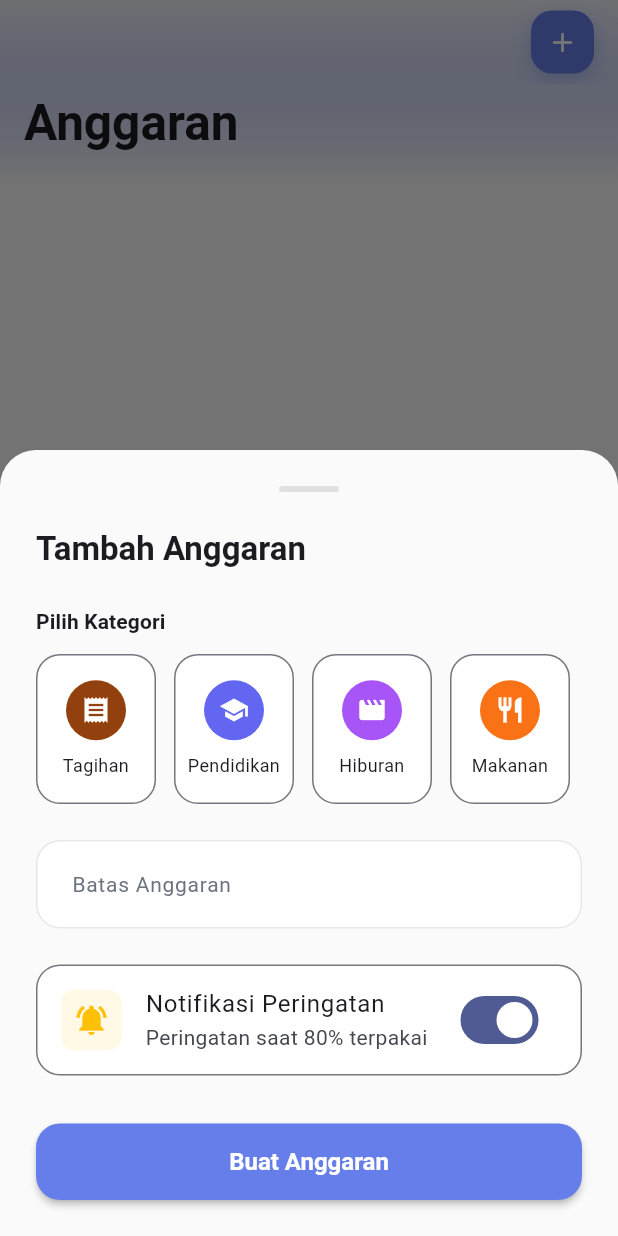
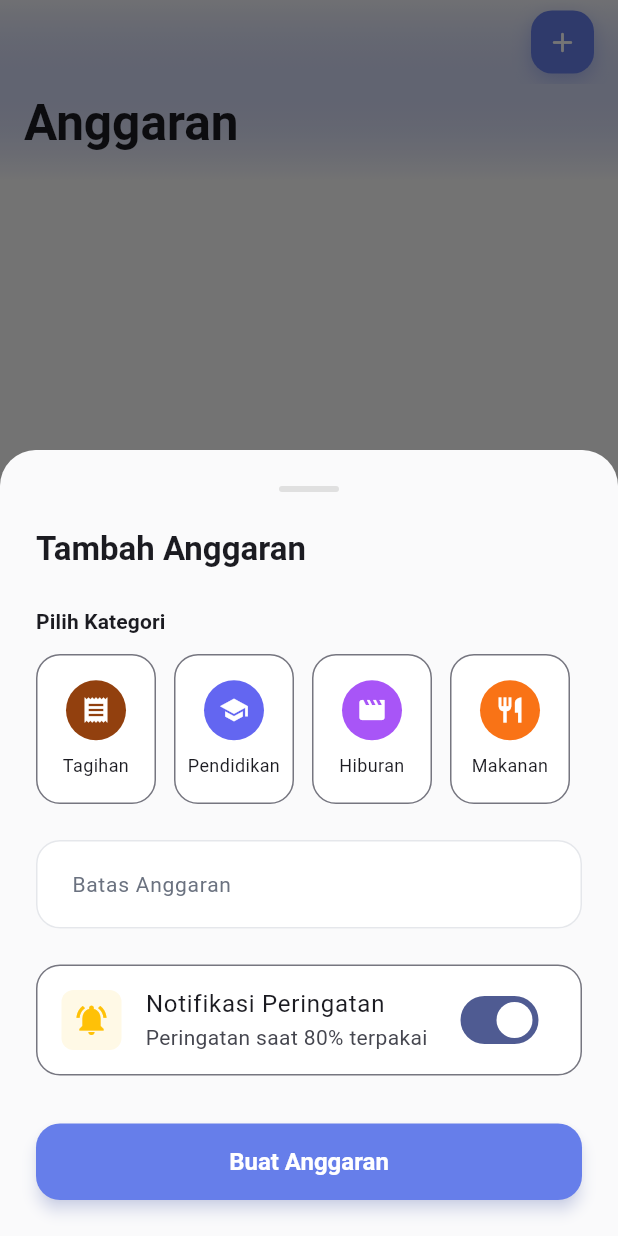
Before and after one commit to danang0202/DanaBowo-Financial-Tracker, a Flutter app: the BudgetsScreen screen opened directly, after a tap on the "add" icon, on a phone screen of 412 x 824 dp. Run offline on Flutter 3.47's test engine with Material 3 defaults, Android fonts, the light colour scheme and no system bars; our stand-ins replace csv, fl_chart, hive, hive_flutter, pdf, share_plus; accounts and stored records are empty; generated files the repository leaves out were written again.

Commit message:
feat: increase bottom padding in multiple screens and enable scrolling for bottom sheets.

```diff
--- a/lib/screens/budgets_screen.dart
+++ b/lib/screens/budgets_screen.dart
@@ -155,7 +155,7 @@ class BudgetsScreen extends StatelessWidget {
                     ),
                   ),
                 ),
-              const SliverPadding(padding: EdgeInsets.only(bottom: 80)),
+              const SliverPadding(padding: EdgeInsets.only(bottom: 120)),
             ],
           );
         },
@@ -601,6 +601,7 @@ class _AddBudgetSheetState extends State<AddBudgetSheet> {
           color: Theme.of(context).scaffoldBackgroundColor,
           borderRadius: const BorderRadius.vertical(top: Radius.circular(24)),
         ),
+        child: SingleChildScrollView(
           child: Column(
             mainAxisSize: MainAxisSize.min,
             crossAxisAlignment: CrossAxisAlignment.start,
@@ -635,7 +636,8 @@ class _AddBudgetSheetState extends State<AddBudgetSheet> {
                 const SizedBox(height: 12),
                 Consumer<CategoryProvider>(
                   builder: (context, categoryProvider, child) {
-                  final expenseCategories = categoryProvider.expenseCategories;
+                    final expenseCategories =
+                        categoryProvider.expenseCategories;
                     final budgetProvider = context.read<BudgetProvider>();
                     final existingBudgetCategories =
                         budgetProvider.budgets.map((b) => b.categoryId).toSet();
@@ -656,7 +658,8 @@ class _AddBudgetSheetState extends State<AddBudgetSheet> {
                         ),
                         child: Row(
                           children: [
-                          const Icon(Icons.info_outline, color: Colors.orange),
+                            const Icon(Icons.info_outline,
+                                color: Colors.orange),
                             const SizedBox(width: 12),
                             Expanded(
                               child: Text(
@@ -683,7 +686,8 @@ class _AddBudgetSheetState extends State<AddBudgetSheet> {
                             padding: const EdgeInsets.only(right: 12),
                             child: InkWell(
                               onTap: () {
-                              setState(() => _selectedCategoryId = category.id);
+                                setState(
+                                    () => _selectedCategoryId = category.id);
                               },
                               borderRadius: BorderRadius.circular(16),
                               child: AnimatedContainer(
@@ -764,7 +768,8 @@ class _AddBudgetSheetState extends State<AddBudgetSheet> {
                   FilteringTextInputFormatter.digitsOnly,
                   CurrencyInputFormatter(),
                 ],
-              style: const TextStyle(fontSize: 18, fontWeight: FontWeight.bold),
+                style:
+                    const TextStyle(fontSize: 18, fontWeight: FontWeight.bold),
               ),
               const SizedBox(height: 24),
 
@@ -801,24 +806,26 @@ class _AddBudgetSheetState extends State<AddBudgetSheet> {
                 child: ElevatedButton(
                   onPressed: _saveBudget,
                   style: ElevatedButton.styleFrom(
+                    backgroundColor: AppColors.primary,
                     padding: const EdgeInsets.symmetric(vertical: 16),
                     shape: RoundedRectangleBorder(
                       borderRadius: BorderRadius.circular(16),
                     ),
-                  backgroundColor: AppColors.primary,
-                  foregroundColor: Colors.white,
-                  elevation: 2,
+                    elevation: 4,
+                    shadowColor: AppColors.primary.withOpacity(0.4),
                   ),
                   child: Text(
                     _isEditing ? 'Simpan Perubahan' : 'Buat Anggaran',
                     style: const TextStyle(
                       fontSize: 16,
                       fontWeight: FontWeight.bold,
+                      color: Colors.white,
                     ),
                   ),
                 ),
               ),
             ],
+          ),
         ),
       ),
     );
--- a/lib/screens/dashboard_screen.dart
+++ b/lib/screens/dashboard_screen.dart
@@ -441,7 +441,7 @@ class _HomeTab extends StatelessWidget {
                                   .getCategoryById(transaction.categoryId),
                             ),
                           ),
-                        const SizedBox(height: 80), // Space for FAB
+                        const SizedBox(height: 120), // Space for Bottom Nav
                       ],
                     ),
                   ),
--- a/lib/screens/settings_screen.dart
+++ b/lib/screens/settings_screen.dart
@@ -156,7 +156,7 @@ class SettingsScreen extends StatelessWidget {
                           ],
                         ),
                       ),
-                      const SizedBox(height: 40),
+                      const SizedBox(height: 120),
                     ],
                   ),
                 ),
--- a/lib/screens/transactions_screen.dart
+++ b/lib/screens/transactions_screen.dart
@@ -287,7 +287,7 @@ class _TransactionsScreenState extends State<TransactionsScreen> {
               );
             },
           ),
-          const SliverPadding(padding: EdgeInsets.only(bottom: 80)),
+          const SliverPadding(padding: EdgeInsets.only(bottom: 120)),
         ],
       ),
     );
```
Also changed, not shown: lib/screens/categories_screen.dart (+4 -5 lines). Lines whose indentation alone changed are shown as unchanged.
